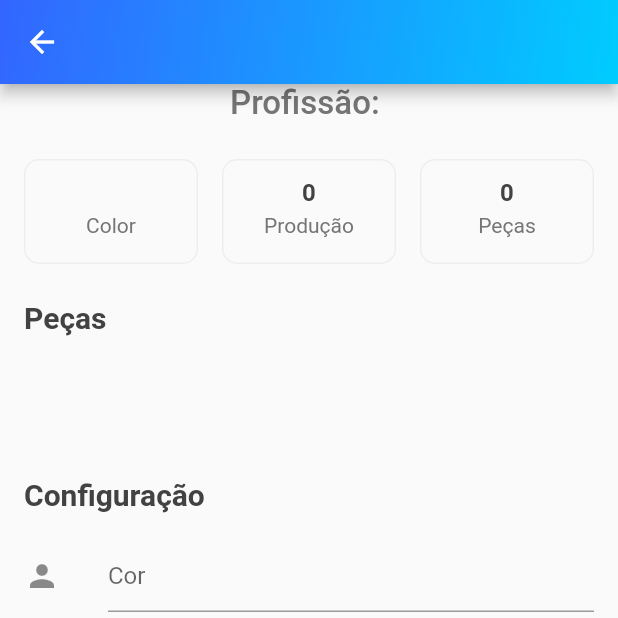
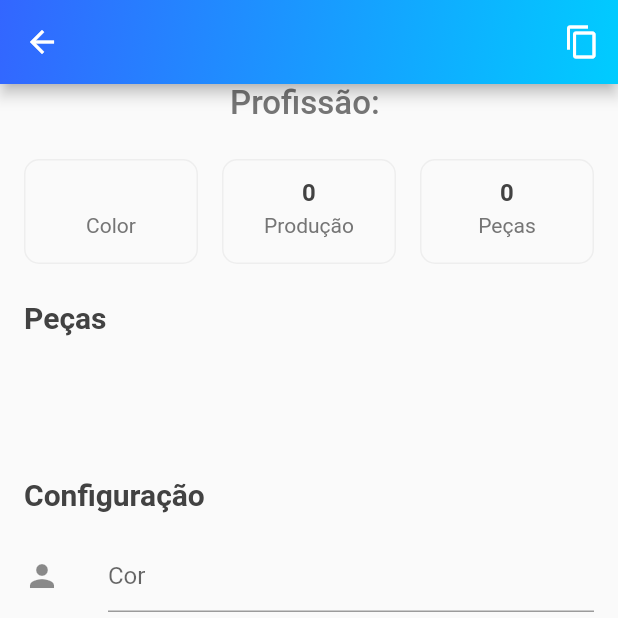
Before and after one commit to jjeanjacques10/dsrpt21-app, a Flutter app: the RobotDetailScreen screen opened directly with empty values, on a phone screen of 412 x 824 dp, the top half of it. Run offline on Flutter 3.47's test engine with Material 2 defaults, Android fonts, the phone set to English and light mode, and no system bars; our stand-ins replace dio, file_picker, flutter_mobx, getwidget, google_fonts, material_design_icons_flutter and 2 more; missing offline and left inert: pdf_flutter; generated files the repository leaves out were written again; network calls fail; statements that could not run were skipped.

Commit message:
Add clone button

```diff
--- a/lib/app/screens/robot_detail_screen.dart
+++ b/lib/app/screens/robot_detail_screen.dart
@@ -29,6 +29,15 @@ class _RobotDetailScreenState extends State<RobotDetailScreen> {
                 ]),
           ),
         ),
+        actions: [
+          IconButton(
+            icon: const Icon(Icons.copy),
+            tooltip: 'Clone Robô',
+            onPressed: () {
+              //scaffoldKey.currentState.showSnackBar(snackBar);
+            },
+          ),
+        ],
       ),
       body: ListView(
         children: <Widget>[
```
